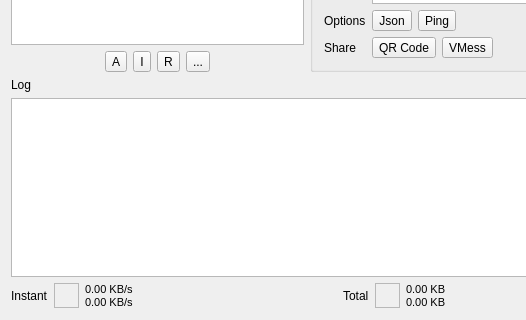
Above: src/ui/w_MainWindow.ui from darsvador/qvssr before the change; both pictures show x 0 to 526 and y 265 to 585 of the 680 by 585 pixel window. Below: the same form after it.
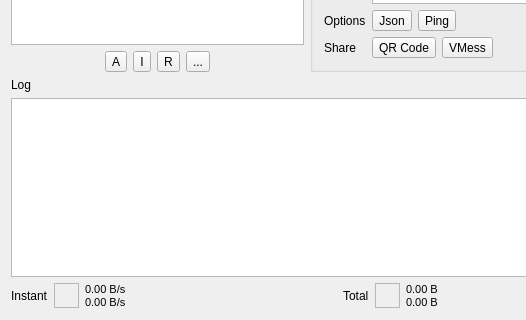
That is the form after the change. Icons and pictures are not drawn.

```diff
--- a/src/ui/w_MainWindow.ui
+++ b/src/ui/w_MainWindow.ui
@@ -251,8 +251,8 @@
            </font>
           </property>
           <property name="text">
-           <string>0.00 KB/s
-0.00 KB/s</string>
+           <string>0.00 B/s
+0.00 B/s</string>
           </property>
          </widget>
         </item>
@@ -325,8 +325,8 @@
            </font>
           </property>
           <property name="text">
-           <string>0.00 KB
-0.00 KB</string>
+           <string>0.00 B
+0.00 B</string>
           </property>
          </widget>
         </item>
```
